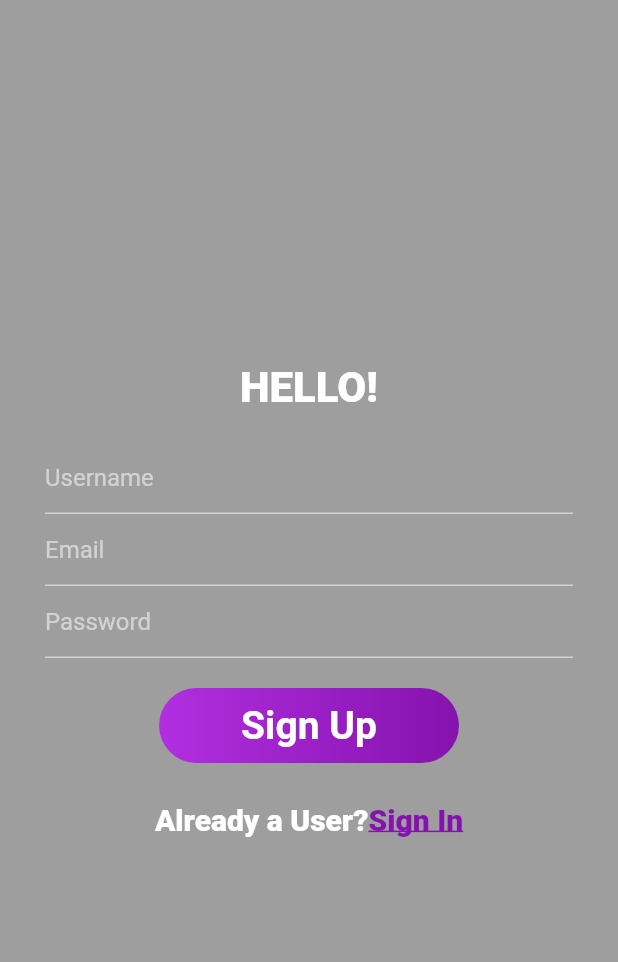
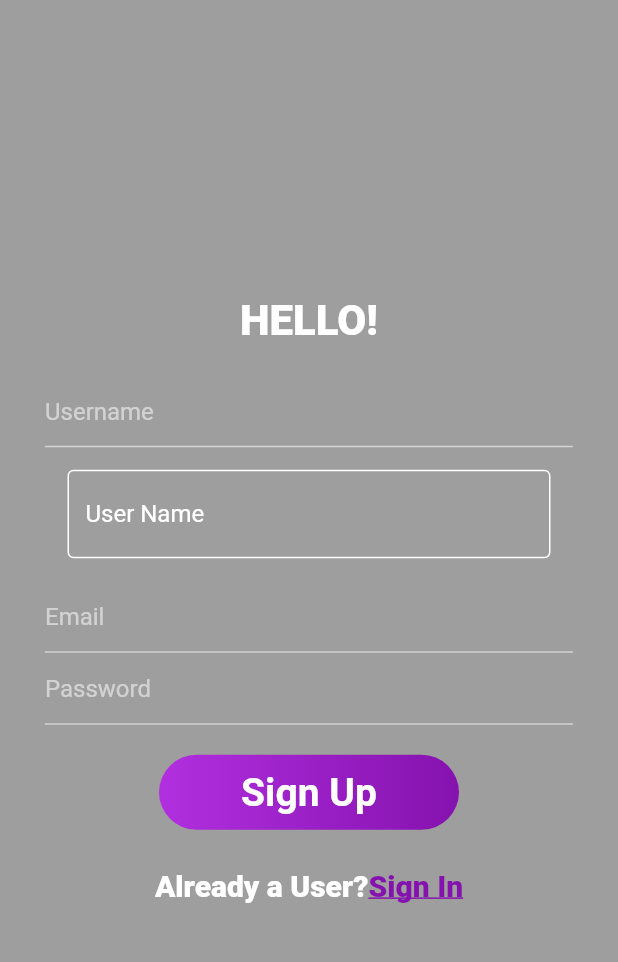
Before and after one commit to Ps321/ilue, a Flutter app: the screen it shows after launch, after a tap on "Sign In", after a tap on "Sign Up", on a phone screen of 412 x 824 dp, the part 59-1021 px from its top. Run offline on Flutter 3.47's test engine with Material 2 defaults, Android fonts, the phone set to English and light mode, and no system bars; our stand-ins replace cloud_firestore, firebase_auth, firebase_core, shared_preferences; accounts and stored records are empty.

Commit message:
Update SignUp.dart

```diff
--- a/lib/views/SignUp.dart
+++ b/lib/views/SignUp.dart
@@ -98,6 +98,34 @@ class _SignUpState extends State<SignUp> {
                       style: inputfieldtext(),
                       decoration: textfieldinputdecoration("Username"),
                     ),
+                      Padding(
+                        padding: EdgeInsets.all(15),
+                        child: TextField(
+                          style: TextStyle(
+                            color: Colors.white
+                          ),
+                          decoration: InputDecoration(
+                            focusedBorder: OutlineInputBorder(
+                                borderSide: BorderSide(color: Colors.purpleAccent)
+                            ),
+                            enabledBorder: OutlineInputBorder(
+                                borderSide: BorderSide(color: Colors.white)
+                            ),
+                            border: OutlineInputBorder(
+                              borderSide: BorderSide(color: Colors.white)
+                            ),
+                            labelText: 'User Name',
+                            labelStyle: TextStyle(
+                              color: Colors.white
+                            ),
+                            hintText: 'Enter Your Name ',
+                            hintStyle: TextStyle(
+                              color: Colors.white
+                            )
+                          ),
+                        ),
+                      )
+                      ,
                       TextFormField(
                         validator: (val){
                           return RegExp(
```
